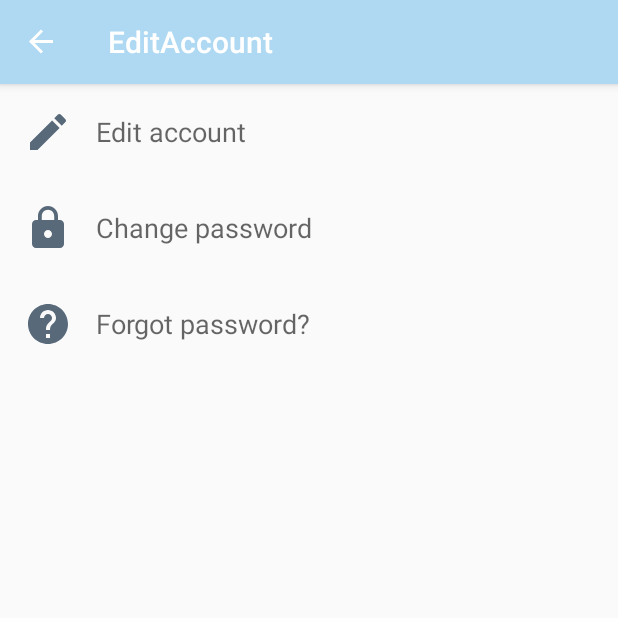
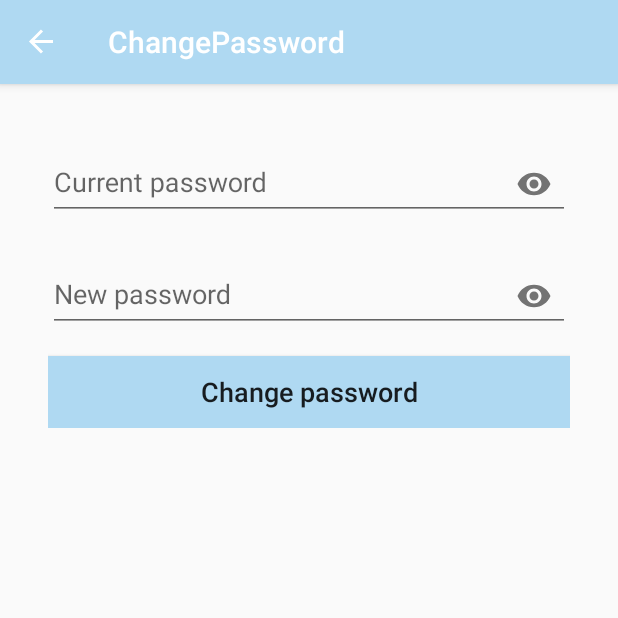
Before and after one commit to azureguard/virtuary, an Android app: the EditAccountFragment screen opened through its navigation route, after a tap on "Change password", on a phone screen of 412 x 824 dp, the top half of it. Run offline under Robolectric (Android 15) with nearby library versions, the phone set to English and light mode, and no system bars; our stand-ins replace data binding, navigation-ui.

Commit message:
Implemented change password layout

```diff
--- /dev/null
+++ b/app/src/main/java/com/virtuary/app/screens/preferences/ChangePassword.kt
@@ -0,0 +1,33 @@
+package com.virtuary.app.screens.preferences
+
+import androidx.lifecycle.ViewModelProviders
+import android.os.Bundle
+import androidx.fragment.app.Fragment
+import android.view.LayoutInflater
+import android.view.View
+import android.view.ViewGroup
+
+import com.virtuary.app.R
+
+class ChangePassword : Fragment() {
+
+    companion object {
+        fun newInstance() = ChangePassword()
+    }
+
+    private lateinit var viewModel: ChangePasswordViewModel
+
+    override fun onCreateView(
+        inflater: LayoutInflater, container: ViewGroup?,
+        savedInstanceState: Bundle?
+    ): View? {
+        return inflater.inflate(R.layout.change_password_fragment, container, false)
+    }
+
+    override fun onActivityCreated(savedInstanceState: Bundle?) {
+        super.onActivityCreated(savedInstanceState)
+        viewModel = ViewModelProviders.of(this).get(ChangePasswordViewModel::class.java)
+        // TODO: Use the ViewModel
+    }
+
+}
--- /dev/null
+++ b/app/src/main/java/com/virtuary/app/screens/preferences/ChangePasswordViewModel.kt
@@ -0,0 +1,13 @@
+package com.virtuary.app.screens.preferences
+
+import androidx.databinding.ObservableField
+import androidx.lifecycle.ViewModel
+
+class ChangePasswordViewModel : ViewModel() {
+    val currentPassword = ObservableField("")
+    val newPassword = ObservableField("")
+
+    fun onClick() {
+
+    }
+}
--- a/app/src/main/java/com/virtuary/app/screens/preferences/EditAccountFragment.kt
+++ b/app/src/main/java/com/virtuary/app/screens/preferences/EditAccountFragment.kt
@@ -6,6 +6,7 @@ import android.view.View
 import android.view.ViewGroup
 import androidx.databinding.DataBindingUtil
 import androidx.fragment.app.Fragment
+import androidx.navigation.fragment.findNavController
 import com.virtuary.app.R
 import com.virtuary.app.databinding.FragmentEditAccountBinding
 
@@ -22,7 +23,7 @@ class EditAccountFragment : Fragment() {
             TODO()
         }
         binding.changePassword.setOnClickListener {
-            TODO()
+            findNavController().navigate(EditAccountFragmentDirections.actionEditAccountToChangePassword())
         }
         binding.forgotPassword.setOnClickListener {
             TODO()
--- /dev/null
+++ b/app/src/main/res/layout/change_password_fragment.xml
@@ -0,0 +1,73 @@
+<?xml version="1.0" encoding="utf-8"?>
+<layout xmlns:android="http://schemas.android.com/apk/res/android"
+    xmlns:app="http://schemas.android.com/apk/res-auto"
+    xmlns:tools="http://schemas.android.com/tools">
+
+    <data>
+
+        <variable
+            name="changePasswordViewModel"
+            type="com.virtuary.app.screens.preferences.ChangePasswordViewModel" />
+    </data>
+
+    <ScrollView
+        android:layout_width="match_parent"
+        android:layout_height="wrap_content">
+
+        <LinearLayout
+            android:layout_width="match_parent"
+            android:layout_height="wrap_content"
+            android:layout_margin="32dp"
+            android:orientation="vertical"
+            tools:context=".screens.preferences.ChangePassword">
+
+            <com.google.android.material.textfield.TextInputLayout
+                android:id="@+id/current_password_text"
+                android:layout_width="match_parent"
+                android:layout_height="wrap_content"
+                app:passwordToggleEnabled="true">
+
+                <com.google.android.material.textfield.TextInputEditText
+                    android:id="@+id/current_password_edit"
+                    android:layout_width="match_parent"
+                    android:layout_height="wrap_content"
+                    android:hint="@string/profile_current_password"
+                    android:inputType="textPassword"
+                    android:text="@={changePasswordViewModel.currentPassword}" />
+            </com.google.android.material.textfield.TextInputLayout>
+
+            <com.google.android.material.textfield.TextInputLayout
+                android:id="@+id/new_password_text"
+                android:layout_width="match_parent"
+                android:layout_height="wrap_content"
+                android:layout_marginTop="16dp"
+                app:passwordToggleEnabled="true">
+
+                <com.google.android.material.textfield.TextInputEditText
+                    android:id="@+id/new_password_edit"
+                    android:layout_width="match_parent"
+                    android:layout_height="wrap_content"
+                    android:hint="@string/profile_new_password"
+                    android:inputType="textPassword"
+                    android:text="@={changePasswordViewModel.newPassword}" />
+            </com.google.android.material.textfield.TextInputLayout>
+
+            <Button
+                android:id="@+id/change_password_btn"
+                android:layout_width="match_parent"
+                android:layout_height="0dp"
+                android:layout_marginTop="16dp"
+                android:layout_weight="1"
+                android:background="@color/colorPrimary"
+                android:onClick="@{() -> changePasswordViewModel.onClick()}"
+                android:text="@string/profile_change_password"
+                android:textAllCaps="false"
+                android:textColorLink="@color/black_overlay"
+                android:textSize="18sp"
+                app:layout_constraintEnd_toEndOf="parent"
+                app:layout_constraintStart_toStartOf="parent"
+                app:layout_constraintTop_toBottomOf="@+id/current_password_text" />
+
+        </LinearLayout>
+    </ScrollView>
+</layout>
--- a/app/src/main/res/navigation/main_navigation.xml
+++ b/app/src/main/res/navigation/main_navigation.xml
@@ -83,6 +83,9 @@
         android:id="@+id/editAccount"
         android:name="com.virtuary.app.screens.preferences.EditAccountFragment"
         android:label="EditAccount" >
+        <action
+            android:id="@+id/action_editAccount_to_changePassword"
+            app:destination="@id/changePassword" />
     </fragment>
     <action
         android:id="@+id/action_global_editAccount"
@@ -91,4 +94,12 @@
         app:exitAnim="@anim/nav_default_exit_anim"
         app:popEnterAnim="@anim/nav_default_pop_exit_anim"
         app:popExitAnim="@anim/nav_default_pop_exit_anim" />
+    <fragment
+        android:id="@+id/changePassword"
+        android:name="com.virtuary.app.screens.preferences.ChangePassword"
+        android:label="ChangePassword" >
+        <action
+            android:id="@+id/action_changePassword_to_editAccount"
+            app:destination="@id/editAccount" />
+    </fragment>
 </navigation>
--- a/app/src/main/res/values/strings.xml
+++ b/app/src/main/res/values/strings.xml
@@ -33,4 +33,6 @@
     <string name="story">Story :</string>
     <string name="profile_edit_general">Edit account</string>
     <string name="profile_change_password">Change password</string>
+    <string name="profile_new_password">New password</string>
+    <string name="profile_current_password">Current password</string>
 </resources>
```
